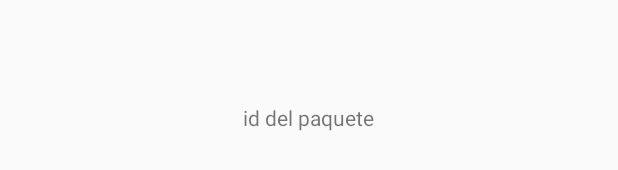
After one commit to Ox18/ProjectItanes, an Android app: the layout activity_detalle.xml on its own in the app's theme, with its tools: preview values and no code run, on a phone screen of 412 x 824 dp. The commit adds this screen. Shown: the part 500-670 px from the top of the screen. Run offline under Robolectric (Android 15) with nearby library versions, the phone set to English and light mode, and no system bars.

```diff
--- /dev/null
+++ b/app/src/main/res/layout/activity_detalle.xml
@@ -0,0 +1,14 @@
+<?xml version="1.0" encoding="utf-8"?>
+<RelativeLayout xmlns:android="http://schemas.android.com/apk/res/android"
+    xmlns:app="http://schemas.android.com/apk/res-auto"
+    xmlns:tools="http://schemas.android.com/tools"
+    android:layout_width="match_parent"
+    android:layout_height="match_parent"
+    android:gravity="center"
+    tools:context=".DetalleActivity">
+    <TextView
+        android:layout_width="wrap_content"
+        android:layout_height="wrap_content"
+        android:id="@+id/id_paquete"
+        android:text="id del paquete" />
+</RelativeLayout>
```
Also changed, not shown: app/src/main/AndroidManifest.xml (+10 -7 lines), app/src/main/java/com/example/projectitanes/DetalleActivity.java (added, +22 -0 lines), app/src/main/java/com/example/projectitanes/ListaPaqueteAdapter.java (+26 -2 lines), app/src/main/java/com/example/projectitanes/PrincipalActivity.java (+4 -3 lines), app/src/main/res/layout/item_paquete.xml (+8 -1 lines).
